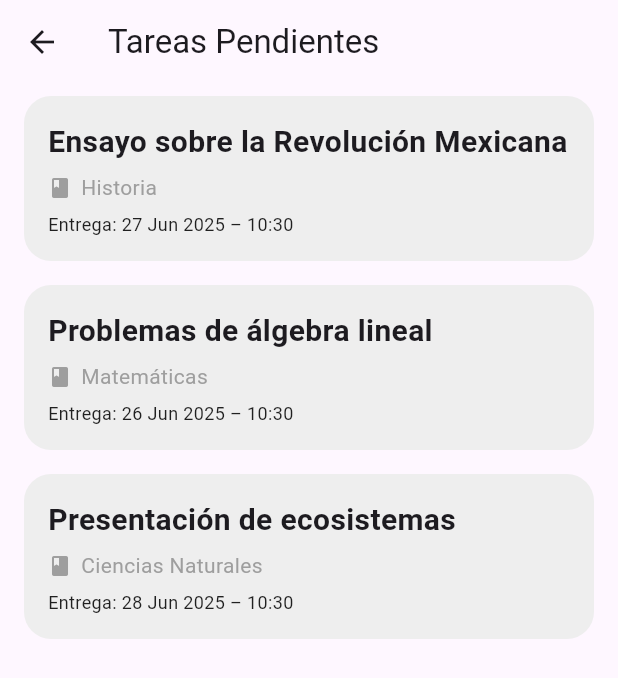
After one commit to jesuswav/uni-app, a Flutter app: the HomeScreen screen opened directly, after a tap on "Ver todas...", on a phone screen of 412 x 824 dp. The commit adds this screen. Shown: the top 678 px of the screen. Run offline on Flutter 3.47's test engine with Material 3 defaults, Android fonts, the phone set to English and light mode, and no system bars; our stand-ins replace shared_preferences; accounts and stored records are empty.

Commit message:
[add] pending tasks page and pending task item

```diff
--- a/lib/screens/homeScreen.dart
+++ b/lib/screens/homeScreen.dart
@@ -1,6 +1,7 @@
 import 'package:flutter/material.dart';
 import 'package:uni_app/core/theme.dart';
 import '../screens/taskScreen.dart';
+import '../screens/pendingTaskScreen.dart';
 
 class HomeScreen extends StatelessWidget {
   const HomeScreen({super.key});
@@ -219,13 +220,25 @@ class HomeScreen extends StatelessWidget {
 
                                     SizedBox(
                                       width: double.infinity,
-                                      child: Text(
-                                        "Ver todas...",
-                                        style: TextStyle(
-                                          fontWeight: FontWeight.bold,
-                                          decoration: TextDecoration.underline,
+                                      child: GestureDetector(
+                                        onTap: () {
+                                          Navigator.push(
+                                            context,
+                                            MaterialPageRoute(
+                                              builder: (_) =>
+                                                  PendingTasksPage(),
+                                            ),
+                                          );
+                                        },
+                                        child: Text(
+                                          "Ver todas...",
+                                          style: TextStyle(
+                                            fontWeight: FontWeight.bold,
+                                            decoration:
+                                                TextDecoration.underline,
+                                          ),
+                                          textAlign: TextAlign.right,
                                         ),
-                                        textAlign: TextAlign.right,
                                       ),
                                     ),
                                   ],
--- /dev/null
+++ b/lib/screens/pendingTaskScreen.dart
@@ -0,0 +1,69 @@
+import 'package:flutter/material.dart';
+import '../widgets/pendingTaskItem.dart'; // Asegúrate de importar correctamente
+
+class Task {
+  final String titulo;
+  final String materia;
+  final DateTime fechaEntrega;
+  final String descripcion;
+  final String teacher;
+
+  Task({
+    required this.titulo,
+    required this.materia,
+    required this.fechaEntrega,
+    required this.descripcion,
+    required this.teacher,
+  });
+}
+
+final List<Task> tareasPendientes = [
+  Task(
+    titulo: 'Ensayo sobre la Revolución Mexicana',
+    materia: 'Historia',
+    fechaEntrega: DateTime.now().add(const Duration(days: 2)),
+    teacher: 'Mtro. Pérez',
+    descripcion:
+        '''Redacta un ensayo de 2 cuartillas explicando las principales causas y consecuencias de la Revolución Mexicana. El documento debe incluir al menos tres fuentes bibliográficas.''',
+  ),
+  Task(
+    titulo: 'Problemas de álgebra lineal',
+    materia: 'Matemáticas',
+    fechaEntrega: DateTime.now().add(const Duration(days: 1)),
+    teacher: 'Mtro. Pérez',
+    descripcion:
+        '''Resuelve los problemas 5 al 12 del capítulo 3 del libro de texto. Justifica cada paso del procedimiento y entrega en PDF.''',
+  ),
+  Task(
+    titulo: 'Presentación de ecosistemas',
+    materia: 'Ciencias Naturales',
+    fechaEntrega: DateTime.now().add(const Duration(days: 3)),
+    teacher: 'Mtro. Pérez',
+    descripcion:
+        '''Prepara una presentación en equipo sobre los ecosistemas terrestres. Incluye imágenes, ejemplos de especies, y un análisis del impacto humano.''',
+  ),
+];
+
+class PendingTasksPage extends StatelessWidget {
+  const PendingTasksPage({super.key});
+
+  @override
+  Widget build(BuildContext context) {
+    return Scaffold(
+      appBar: AppBar(title: const Text('Tareas Pendientes')),
+      body: ListView.builder(
+        itemCount: tareasPendientes.length,
+        itemBuilder: (context, index) {
+          final tarea = tareasPendientes[index];
+          return TaskItem(
+            titulo: tarea.titulo,
+            materia: tarea.materia,
+            fechaEntrega: tarea.fechaEntrega,
+            content: tarea.descripcion,
+            teacher: tarea.teacher,
+          );
+        },
+      ),
+    );
+  }
+}
--- /dev/null
+++ b/lib/widgets/pendingTaskItem.dart
@@ -0,0 +1,73 @@
+import 'package:flutter/material.dart';
+import 'package:intl/intl.dart';
+import '../screens/taskScreen.dart';
+
+class TaskItem extends StatelessWidget {
+  final String titulo;
+  final String materia;
+  final DateTime fechaEntrega;
+  final String teacher;
+  final String content;
+
+  const TaskItem({
+    super.key,
+    required this.titulo,
+    required this.materia,
+    required this.fechaEntrega,
+    required this.teacher,
+    required this.content,
+  });
+
+  @override
+  Widget build(BuildContext context) {
+    final formatoFecha = DateFormat('dd MMM yyyy – HH:mm');
+
+    return GestureDetector(
+      onTap: () {
+        Navigator.push(
+          context,
+          MaterialPageRoute(
+            builder: (_) => TaskScreen(
+              nombreTarea: titulo,
+              nombreProfesor: teacher,
+              contenidoTarea: content,
+            ),
+          ),
+        );
+      },
+      child: Container(
+        margin: const EdgeInsets.symmetric(vertical: 8, horizontal: 16),
+        padding: const EdgeInsets.all(16),
+        decoration: BoxDecoration(
+          color: Colors.grey.shade200,
+          borderRadius: BorderRadius.circular(18),
+        ),
+        child: Column(
+          crossAxisAlignment: CrossAxisAlignment.start,
+          children: [
+            Text(
+              titulo,
+              style: const TextStyle(fontSize: 20, fontWeight: FontWeight.bold),
+            ),
+            const SizedBox(height: 6),
+            Row(
+              children: [
+                const Icon(Icons.book, size: 16, color: Colors.grey),
+                const SizedBox(width: 6),
+                Text(
+                  materia,
+                  style: const TextStyle(fontSize: 14, color: Colors.grey),
+                ),
+              ],
+            ),
+            const SizedBox(height: 6),
+            Text(
+              'Entrega: ${formatoFecha.format(fechaEntrega)}',
+              style: const TextStyle(fontSize: 12, color: Colors.black87),
+            ),
+          ],
+        ),
+      ),
+    );
+  }
+}
--- a/pubspec.yaml
+++ b/pubspec.yaml
@@ -8,6 +8,7 @@ environment:
 
 dependencies:
   shared_preferences: ^2.2.0
+  intl: ^0.18.1
   flutter:
     sdk: flutter
 
```
Also changed, not shown: pubspec.lock.
